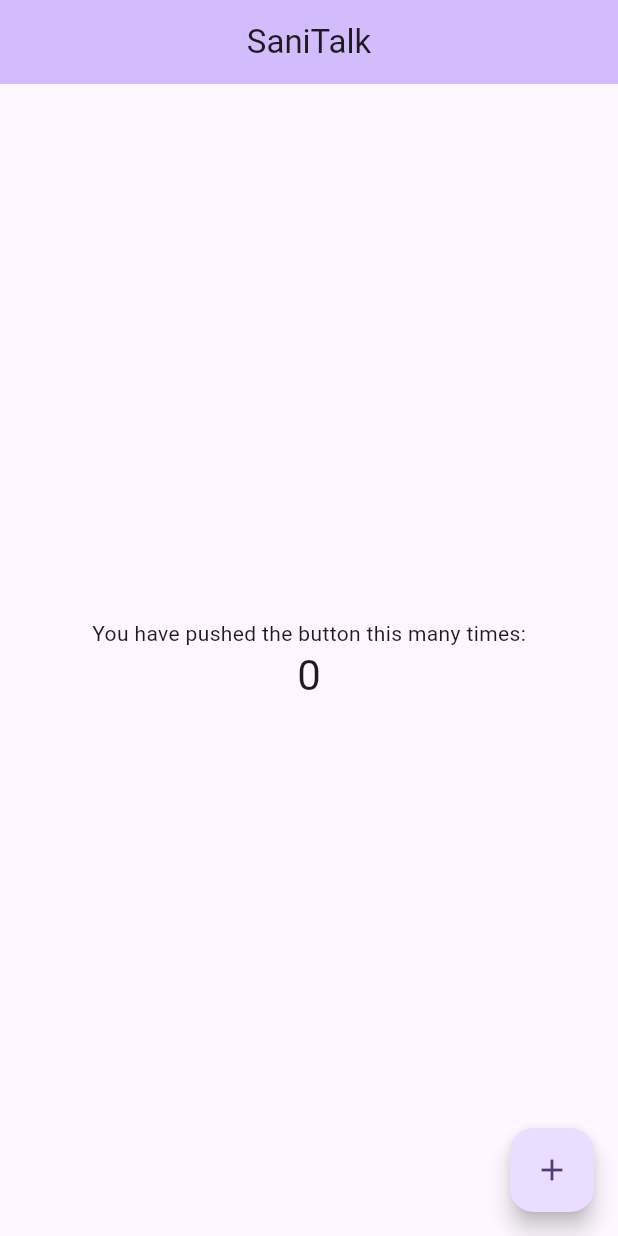
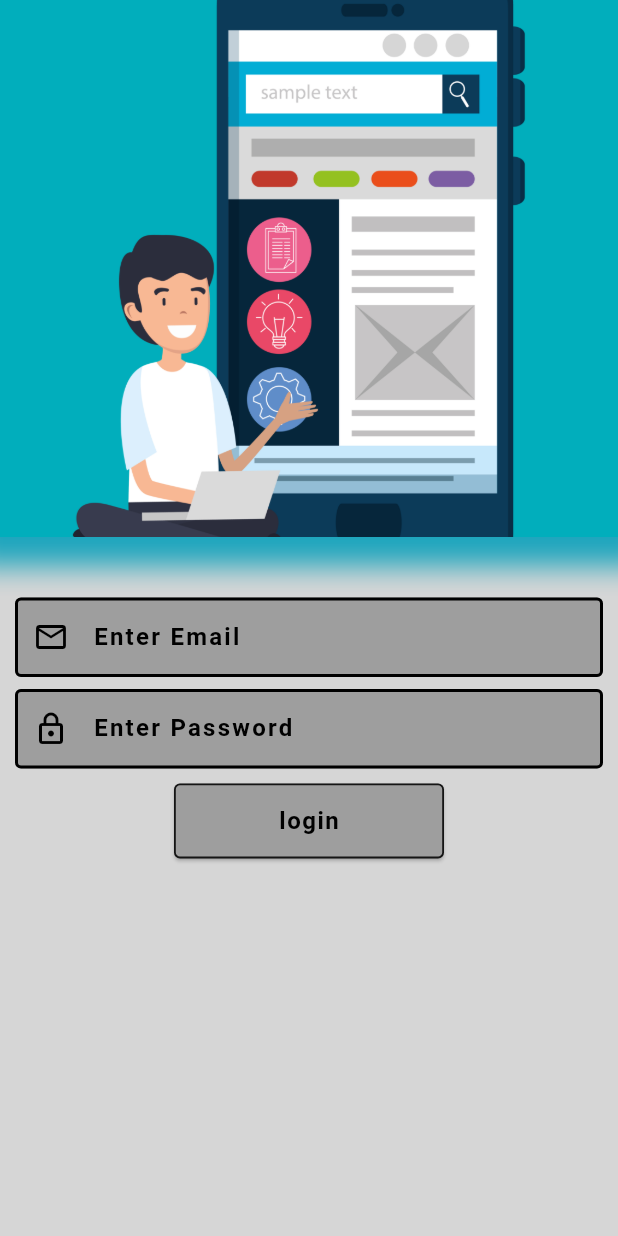
Before and after one commit to mofakkharul-29/SaniTalk, a Flutter app: the screen it shows after launch, on a phone screen of 412 x 824 dp. Run offline on Flutter 3.47's test engine with Material 3 defaults, Android fonts, the phone set to English and light mode, and no system bars; our stand-ins replace firebase_core, flutter_riverpod; accounts and stored records are empty.

Commit message:
added all the things

```diff
--- /dev/null
+++ b/lib/common/widgets/custom_container.dart
@@ -0,0 +1,30 @@
+import 'package:flutter/material.dart';
+import 'package:sani_talk/core/theme/color_pallate.dart';
+
+class CustomContainer extends StatelessWidget {
+  const CustomContainer({super.key});
+
+  @override
+  Widget build(BuildContext context) {
+    final double height = MediaQuery.of(
+      context,
+    ).size.height;
+    return Container(
+      height: height / 2.3,
+      width: double.maxFinite,
+      decoration: BoxDecoration(
+        boxShadow: [
+          BoxShadow(
+            color: shadowColor,
+            blurRadius: 15,
+            spreadRadius: 20,
+          ),
+        ],
+      ),
+      child: Image.asset(
+        'assets/images/onboarding2.jpg',
+        fit: BoxFit.cover,
+      ),
+    );
+  }
+}
--- /dev/null
+++ b/lib/common/widgets/custom_elevated_button.dart
@@ -0,0 +1,36 @@
+import 'package:flutter/material.dart';
+
+class CustomElevatedButton extends StatelessWidget {
+  final String text;
+  const CustomElevatedButton({
+    super.key,
+    required this.text,
+  });
+
+  @override
+  Widget build(BuildContext context) {
+    return ElevatedButton(
+      onPressed: () {},
+      style: ElevatedButton.styleFrom(
+        backgroundColor: Colors.grey,
+        foregroundColor: Colors.black,
+        elevation: 1,
+        textStyle: TextStyle(
+          fontSize: 16,
+          fontWeight: FontWeight.w700,
+          letterSpacing: 1,
+        ),
+        fixedSize: Size(180, 50),
+        shape: RoundedRectangleBorder(
+          side: BorderSide(
+            style: BorderStyle.solid,
+            color: Colors.black87,
+            width: 1.2,
+          ),
+          borderRadius: BorderRadiusGeometry.circular(4),
+        ),
+      ),
+      child: Text(text),
+    );
+  }
+}
--- /dev/null
+++ b/lib/common/widgets/custom_textfield.dart
@@ -0,0 +1,60 @@
+import 'package:flutter/material.dart';
+
+class CustomTextfield extends StatelessWidget {
+  final TextInputType? textInputType;
+  final bool obscureText;
+  final IconData icon;
+  final String? labelText;
+  const CustomTextfield({
+    super.key,
+    required this.obscureText,
+    this.textInputType,
+    required this.icon,
+    required this.labelText,
+  });
+
+  @override
+  Widget build(BuildContext context) {
+    return TextField(
+      maxLines: 1,
+      autocorrect: false,
+      keyboardType: textInputType,
+      obscureText: obscureText,
+      style: TextStyle(
+        color: Colors.black,
+        fontSize: 18,
+        fontWeight: FontWeight.w700,
+      ),
+      textInputAction: TextInputAction.done,
+      decoration: InputDecoration(
+        prefixIcon: Icon(icon),
+        prefixIconColor: Colors.black,
+        labelText: labelText,
+        filled: true,
+        fillColor: Colors.grey,
+        focusedBorder: OutlineInputBorder(
+          borderSide: BorderSide(
+            color: Colors.blueAccent,
+            width: 2.0,
+          ),
+        ),
+        enabledBorder: OutlineInputBorder(
+          borderSide: BorderSide(
+            color: Colors.black,
+            width: 2.0,
+          ),
+        ),
+        contentPadding: EdgeInsets.symmetric(
+          horizontal: 10,
+          vertical: 13,
+        ),
+        labelStyle: TextStyle(
+          color: Colors.black,
+          fontWeight: FontWeight.w700,
+          fontSize: 16,
+          letterSpacing: 1.5,
+        ),
+      ),
+    );
+  }
+}
--- /dev/null
+++ b/lib/core/theme/color_pallate.dart
@@ -0,0 +1,9 @@
+import 'dart:ui';
+
+const shadowColor = Color.fromARGB(255, 28, 165, 189);
+const scaffoldBackgroundColor = Color.fromARGB(
+  255,
+  3,
+  157,
+  184,
+);
--- /dev/null
+++ b/lib/features/auth/presentation/screens/login_screen.dart
@@ -0,0 +1,44 @@
+import 'package:flutter/material.dart';
+import 'package:sani_talk/common/widgets/custom_container.dart';
+import 'package:sani_talk/common/widgets/custom_elevated_button.dart';
+import 'package:sani_talk/common/widgets/custom_textfield.dart';
+
+class LoginScreen extends StatelessWidget {
+  const LoginScreen({super.key});
+
+  @override
+  Widget build(BuildContext context) {
+    return Scaffold(
+      backgroundColor: Colors.grey[350],
+      body: SingleChildScrollView(
+        scrollDirection: Axis.vertical,
+        child: Column(
+          children: [
+            CustomContainer(),
+            const SizedBox(height: 40),
+            Container(
+              padding: EdgeInsets.symmetric(horizontal: 10),
+              child: Column(
+                children: [
+                  CustomTextfield(
+                    obscureText: false,
+                    icon: Icons.email_outlined,
+                    labelText: 'Enter Email',
+                  ),
+                  const SizedBox(height: 8),
+                  CustomTextfield(
+                    obscureText: true,
+                    icon: Icons.lock_outlined,
+                    labelText: 'Enter Password',
+                  ),
+                  const SizedBox(height: 10),
+                  CustomElevatedButton(text: 'login'),
+                ],
+              ),
+            ),
+          ],
+        ),
+      ),
+    );
+  }
+}
--- a/lib/main.dart
+++ b/lib/main.dart
@@ -1,6 +1,7 @@
 import 'package:firebase_core/firebase_core.dart';
 import 'package:flutter/material.dart';
 import 'package:flutter_riverpod/flutter_riverpod.dart';
+import 'package:sani_talk/features/auth/presentation/screens/login_screen.dart';
 
 void main() async {
   WidgetsFlutterBinding.ensureInitialized();
@@ -21,59 +22,7 @@ class MyApp extends StatelessWidget {
           seedColor: Colors.deepPurple,
         ),
       ),
-      home: const MyHomePage(title: 'SaniTalk'),
+      home: const LoginScreen(),
     );
   }
 }
-
-class MyHomePage extends StatefulWidget {
-  const MyHomePage({super.key, required this.title});
-  final String title;
-
-  @override
-  State<MyHomePage> createState() => _MyHomePageState();
-}
-
-class _MyHomePageState extends State<MyHomePage> {
-  int _counter = 0;
-
-  void _incrementCounter() {
-    setState(() {
-      _counter++;
-    });
-  }
-
-  @override
-  Widget build(BuildContext context) {
-    return Scaffold(
-      appBar: AppBar(
-        backgroundColor: Theme.of(
-          context,
-        ).colorScheme.inversePrimary,
-        title: Text(widget.title),
-        centerTitle: true,
-      ),
-      body: Center(
-        child: Column(
-          mainAxisAlignment: .center,
-          children: [
-            const Text(
-              'You have pushed the button this many times:',
-            ),
-            Text(
-              '$_counter',
-              style: Theme.of(
-                context,
-              ).textTheme.headlineMedium,
-            ),
-          ],
-        ),
-      ),
-      floatingActionButton: FloatingActionButton(
-        onPressed: _incrementCounter,
-        tooltip: 'Increment',
-        child: const Icon(Icons.add),
-      ),
-    );
-  }
-}
--- a/pubspec.yaml
+++ b/pubspec.yaml
@@ -63,9 +63,8 @@ flutter:
   uses-material-design: true
 
   # To add assets to your application, add an assets section, like this:
-  # assets:
-  #   - images/a_dot_burr.jpeg
-  #   - images/a_dot_ham.jpeg
+  assets:
+    - assets/images/
 
   # An image asset can refer to one or more resolution-specific "variants", see
   # https://flutter.dev/to/resolution-aware-images
```
Also changed, not shown: assets/images/facebook.png (added), assets/images/google.png (added), assets/images/logo.png (added), assets/images/onboarding2.jpg (added), 2 other files.
